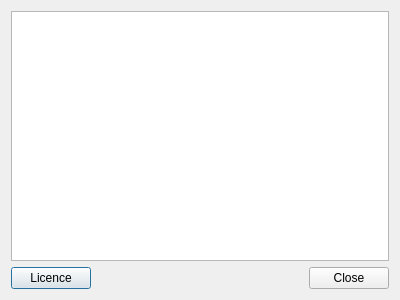
Old version of the form src/gui/ui/dlg_about.ui in the repository psakar/datovka.
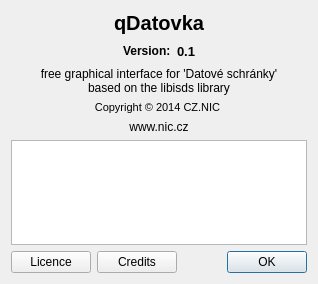
New version of the form.

Commit message: Added about QDatovka dialog, show licence/credits

The edit to the form file:
```diff
--- a/src/gui/ui/dlg_about.ui
+++ b/src/gui/ui/dlg_about.ui
@@ -6,14 +6,135 @@
    <rect>
     <x>0</x>
     <y>0</y>
-    <width>400</width>
-    <height>300</height>
+    <width>318</width>
+    <height>284</height>
    </rect>
   </property>
   <property name="windowTitle">
    <string>About qDatovka</string>
   </property>
   <layout class="QVBoxLayout" name="verticalLayout">
+   <item>
+    <widget class="QLabel" name="labelqDatovka">
+     <property name="font">
+      <font>
+       <pointsize>15</pointsize>
+       <weight>75</weight>
+       <bold>true</bold>
+      </font>
+     </property>
+     <property name="layoutDirection">
+      <enum>Qt::LeftToRight</enum>
+     </property>
+     <property name="text">
+      <string>qDatovka</string>
+     </property>
+     <property name="alignment">
+      <set>Qt::AlignCenter</set>
+     </property>
+     <property name="wordWrap">
+      <bool>true</bool>
+     </property>
+    </widget>
+   </item>
+   <item>
+    <layout class="QHBoxLayout" name="horizontalLayout_2">
+     <item>
+      <spacer name="horizontalSpacer_2">
+       <property name="orientation">
+        <enum>Qt::Horizontal</enum>
+       </property>
+       <property name="sizeHint" stdset="0">
+        <size>
+         <width>40</width>
+         <height>20</height>
+        </size>
+       </property>
+      </spacer>
+     </item>
+     <item>
+      <widget class="QLabel" name="labelVersion">
+       <property name="font">
+        <font>
+         <weight>75</weight>
+         <bold>true</bold>
+        </font>
+       </property>
+       <property name="text">
+        <string>Version:</string>
+       </property>
+      </widget>
+     </item>
+     <item>
+      <widget class="QLabel" name="labelVersionNum">
+       <property name="font">
+        <font>
+         <pointsize>10</pointsize>
+         <weight>75</weight>
+         <italic>false</italic>
+         <bold>true</bold>
+        </font>
+       </property>
+       <property name="text">
+        <string>0.1</string>
+       </property>
+      </widget>
+     </item>
+     <item>
+      <spacer name="horizontalSpacer_3">
+       <property name="orientation">
+        <enum>Qt::Horizontal</enum>
+       </property>
+       <property name="sizeHint" stdset="0">
+        <size>
+         <width>40</width>
+         <height>20</height>
+        </size>
+       </property>
+      </spacer>
+     </item>
+    </layout>
+   </item>
+   <item>
+    <widget class="QLabel" name="labelInfo">
+     <property name="text">
+      <string>free graphical interface for 'Datové schránky'
+based on the libisds library</string>
+     </property>
+     <property name="alignment">
+      <set>Qt::AlignCenter</set>
+     </property>
+     <property name="wordWrap">
+      <bool>true</bool>
+     </property>
+    </widget>
+   </item>
+   <item>
+    <widget class="QLabel" name="labelCopy">
+     <property name="font">
+      <font>
+       <pointsize>8</pointsize>
+       <kerning>false</kerning>
+      </font>
+     </property>
+     <property name="text">
+      <string>Copyright © 2014 CZ.NIC &lt;http://www.nic.cz&gt;</string>
+     </property>
+     <property name="alignment">
+      <set>Qt::AlignCenter</set>
+     </property>
+    </widget>
+   </item>
+   <item>
+    <widget class="QLabel" name="labelUrl">
+     <property name="text">
+      <string>www.nic.cz</string>
+     </property>
+     <property name="alignment">
+      <set>Qt::AlignCenter</set>
+     </property>
+    </widget>
+   </item>
    <item>
     <widget class="QTextEdit" name="textEdit"/>
    </item>
@@ -26,6 +147,13 @@
        </property>
       </widget>
      </item>
+     <item>
+      <widget class="QPushButton" name="pushButtonCredits">
+       <property name="text">
+        <string>Credits</string>
+       </property>
+      </widget>
+     </item>
      <item>
       <spacer name="horizontalSpacer">
        <property name="orientation">
@@ -42,7 +170,7 @@
      <item>
       <widget class="QDialogButtonBox" name="buttonBox">
        <property name="standardButtons">
-        <set>QDialogButtonBox::Close</set>
+        <set>QDialogButtonBox::Ok</set>
        </property>
       </widget>
      </item>
```
Left out of the diff: 2 changed lines with no effect on the pictures. The commit also changes 3 other files.
